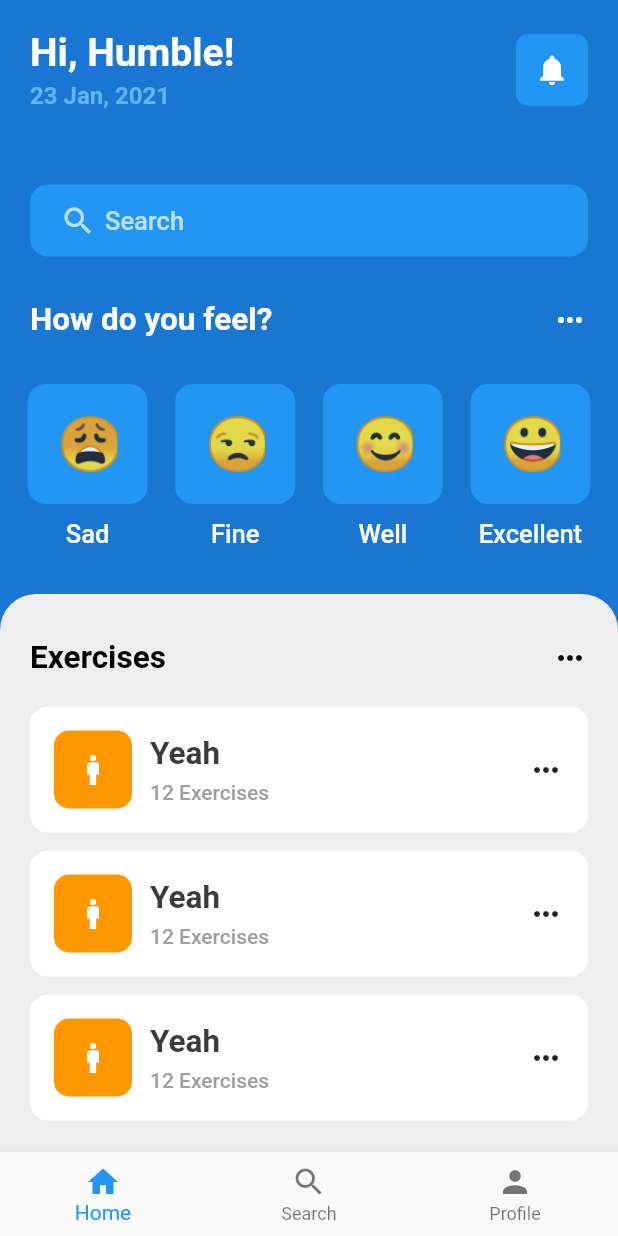
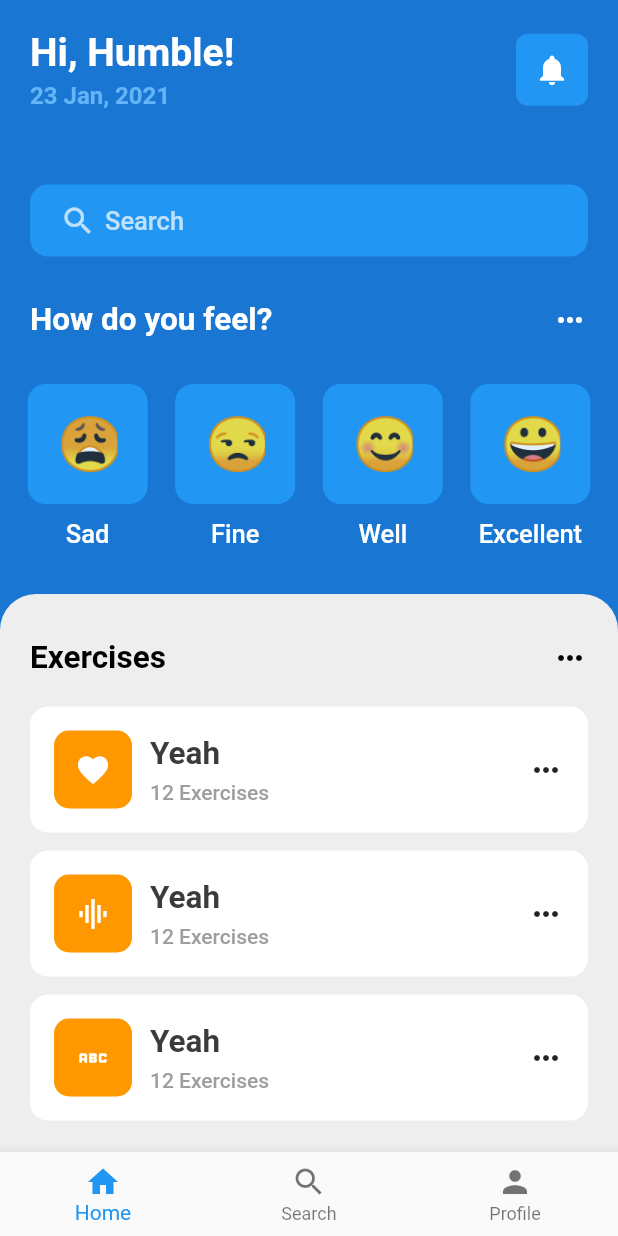
Before and after one commit to HumbleGh/eatsy, a Flutter app: the screen it shows after launch, after a tap on "Log in", on a phone screen of 412 x 824 dp. Run offline on Flutter 3.47's test engine with Material 2 defaults, Android fonts, the phone set to English and light mode, and no system bars; our stand-ins replace gap, get.

Commit message:
Minor Changes

```diff
--- a/lib/screens/welcome_screen.dart
+++ b/lib/screens/welcome_screen.dart
@@ -122,21 +122,32 @@ class _WelcomeScreenState extends State<WelcomeScreen> {
                       isColorWhite: false,
                     ),
                     Gap(AppLayout.getHeight(20)),
-                    Container(
-                        child: Scrollbar(
+                    Scrollbar(
                       // Wrap the ListView with a Scrollbar
                       child: ListView(
                         shrinkWrap: true, // Add this line
                         children: [
-                          ExerciseTile(title: 'Yeah', exercise: 12),
+                          const ExerciseTile(
+                            title: 'Yeah',
+                            exercise: 12,
+                            icon: Icons.favorite,
+                          ),
                           Gap(AppLayout.getHeight(12)),
-                          ExerciseTile(title: 'Yeah', exercise: 12),
+                          const ExerciseTile(
+                            title: 'Yeah',
+                            exercise: 12,
+                            icon: Icons.graphic_eq,
+                          ),
                           Gap(AppLayout.getHeight(12)),
-                          ExerciseTile(title: 'Yeah', exercise: 12),
+                          const ExerciseTile(
+                            title: 'Yeah',
+                            exercise: 12,
+                            icon: Icons.abc,
+                          ),
                           Gap(AppLayout.getHeight(12)),
                         ],
                       ),
-                    ))
+                    )
                   ]),
                 ),
               )),
--- a/lib/widgets/exercise_tile.dart
+++ b/lib/widgets/exercise_tile.dart
@@ -6,7 +6,15 @@ import 'package:gap/gap.dart';
 class ExerciseTile extends StatelessWidget {
   final String title;
   final int exercise;
-  const ExerciseTile({super.key, required this.title, required this.exercise});
+  // ignore: prefer_typing_uninitialized_variables
+  final icon;
+  final color;
+  const ExerciseTile(
+      {super.key,
+      required this.title,
+      required this.exercise,
+      this.color,
+      required this.icon});
 
   @override
   Widget build(BuildContext context) {
@@ -30,8 +38,8 @@ class ExerciseTile extends StatelessWidget {
                       color: Colors.orange,
                       borderRadius:
                           BorderRadius.circular(AppLayout.getHeight(10))),
-                  child: const Icon(
-                    Icons.man,
+                  child: Icon(
+                    icon,
                     color: Colors.white,
                   ),
                 ),
```
